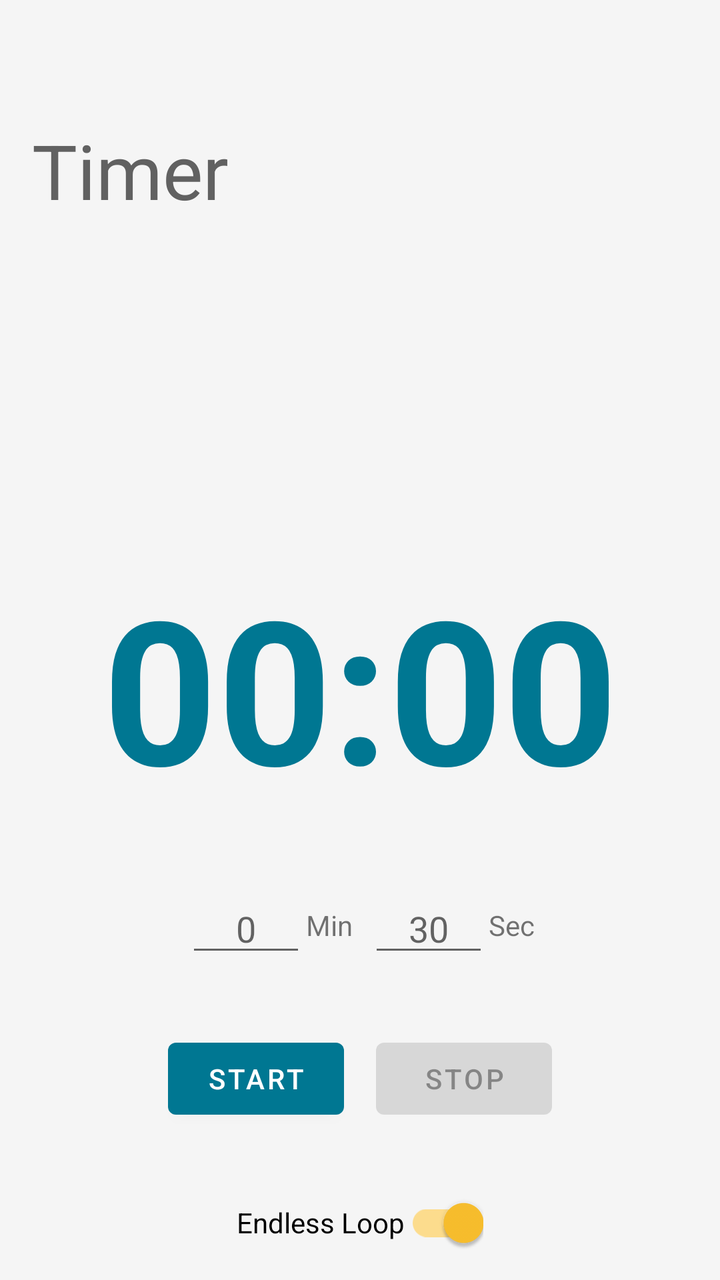
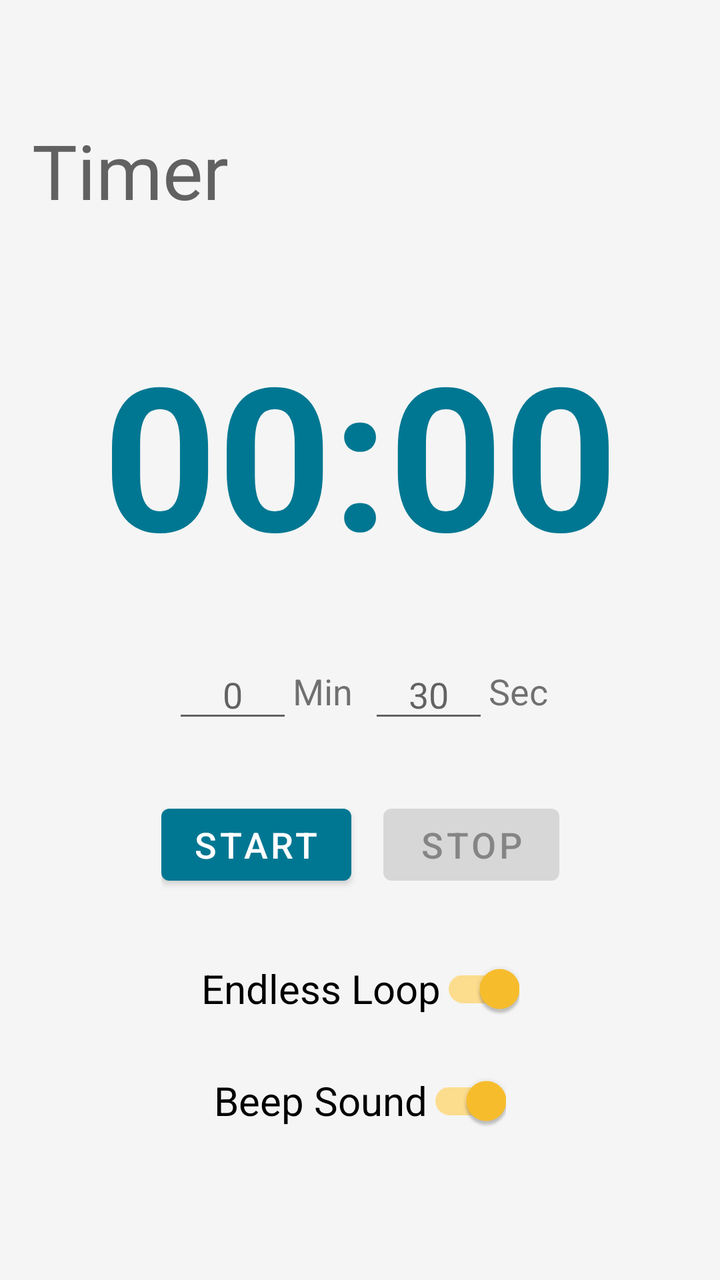

Compare the two renders of this Android layout. The source of the first and the diff that turns it into the second are given below.
<!-- AndroidManifest.xml: application theme Theme.PracticeTime -->
<!-- res/layout/fragment_timer.xml -->
<?xml version="1.0" encoding="utf-8"?>
<androidx.coordinatorlayout.widget.CoordinatorLayout xmlns:android="http://schemas.android.com/apk/res/android"
    xmlns:app="http://schemas.android.com/apk/res-auto"
    xmlns:tools="http://schemas.android.com/tools"
    android:layout_width="match_parent"
    android:layout_height="match_parent"
    tools:context=".ui.timer.TimerFragment">

    <com.google.android.material.appbar.AppBarLayout
        android:id="@+id/timerAppbar"
        style="@style/AppBar">

        <com.google.android.material.appbar.CollapsingToolbarLayout
            android:id="@+id/timer_collapsing_toolbar_layout"
            style="@style/CollapsingToolbar"
            app:title="@string/navigationTimerTitle"
            app:toolbarId="@+id/timerToolbar">

            <androidx.appcompat.widget.Toolbar
                android:id="@+id/timerToolbar"
                style="@style/Toolbar" />

        </com.google.android.material.appbar.CollapsingToolbarLayout>
    </com.google.android.material.appbar.AppBarLayout>

    <androidx.constraintlayout.widget.ConstraintLayout
        android:layout_width="match_parent"
        android:layout_height="match_parent"
        app:layout_behavior="@string/appbar_scrolling_view_behavior">

        <TextView
            android:id="@+id/timerCountdown"
            android:layout_width="wrap_content"
            android:layout_height="wrap_content"
            android:text="00:00"
            android:textSize="100sp"
            android:textStyle="bold"
            android:textColor="?attr/colorPrimary"
            app:layout_constraintBottom_toTopOf="@+id/timerInputLayout"
            app:layout_constraintEnd_toEndOf="parent"
            app:layout_constraintStart_toStartOf="parent"
            app:layout_constraintTop_toTopOf="parent"
            app:layout_constraintVertical_chainStyle="packed" />

        <LinearLayout
            android:id="@+id/timerInputLayout"
            android:layout_width="wrap_content"
            android:layout_height="wrap_content"
            android:layout_marginTop="32dp"
            android:orientation="horizontal"
            android:gravity="center_vertical"
            app:layout_constraintBottom_toTopOf="@+id/timerControls"
            app:layout_constraintEnd_toEndOf="parent"
            app:layout_constraintStart_toStartOf="parent"
            app:layout_constraintTop_toBottomOf="@+id/timerCountdown">

            <EditText
                android:id="@+id/timerInputMinutes"
                android:layout_width="60dp"
                android:layout_height="wrap_content"
                android:gravity="center"
                android:hint="0"
                android:inputType="number"
                android:maxLength="2"
                android:autofillHints="none" />

            <TextView
                android:layout_width="wrap_content"
                android:layout_height="wrap_content"
                android:layout_marginEnd="8dp"
                android:text="@string/timer_minutes" />

            <EditText
                android:id="@+id/timerInputSeconds"
                android:layout_width="60dp"
                android:layout_height="wrap_content"
                android:gravity="center"
                android:hint="30"
                android:inputType="number"
                android:maxLength="2"
                android:autofillHints="none" />

            <TextView
                android:layout_width="wrap_content"
                android:layout_height="wrap_content"
                android:text="@string/timer_seconds" />

        </LinearLayout>

        <LinearLayout
            android:id="@+id/timerControls"
            android:layout_width="wrap_content"
            android:layout_height="wrap_content"
            android:layout_marginTop="32dp"
            android:orientation="horizontal"
            app:layout_constraintBottom_toBottomOf="parent"
            app:layout_constraintEnd_toEndOf="parent"
            app:layout_constraintStart_toStartOf="parent"
            app:layout_constraintTop_toBottomOf="@+id/timerInputLayout">

            <Button
                android:id="@+id/timerStartBtn"
                android:layout_width="wrap_content"
                android:layout_height="wrap_content"
                android:layout_marginEnd="16dp"
                android:text="@string/timer_start" />

            <Button
                android:id="@+id/timerStopBtn"
                android:layout_width="wrap_content"
                android:layout_height="wrap_content"
                android:text="@string/timer_stop"
                android:enabled="false" />

        </LinearLayout>

        <com.google.android.material.switchmaterial.SwitchMaterial
            android:id="@+id/timerLoopSwitch"
            android:layout_width="wrap_content"
            android:layout_height="wrap_content"
            android:layout_marginTop="24dp"
            android:text="@string/timer_loop"
            android:checked="true"
            app:layout_constraintEnd_toEndOf="parent"
            app:layout_constraintStart_toStartOf="parent"
            app:layout_constraintTop_toBottomOf="@+id/timerControls" />

        <com.google.android.material.switchmaterial.SwitchMaterial
            android:id="@+id/timerBeepSwitch"
            android:layout_width="wrap_content"
            android:layout_height="wrap_content"
            android:layout_marginTop="8dp"
            android:text="@string/timer_beep"
            android:checked="true"
            app:layout_constraintEnd_toEndOf="parent"
            app:layout_constraintStart_toStartOf="parent"
            app:layout_constraintTop_toBottomOf="@+id/timerLoopSwitch" />

    </androidx.constraintlayout.widget.ConstraintLayout>

</androidx.coordinatorlayout.widget.CoordinatorLayout>
<!-- resources referenced by this layout -->
<resources>
  <string name="navigationTimerTitle">Timer</string>
  <string name="timer_beep">Beep Sound</string>
  <string name="timer_loop">Endless Loop</string>
  <string name="timer_minutes">Min</string>
  <string name="timer_seconds">Sec</string>
  <string name="timer_start">Start</string>
  <string name="timer_stop">Stop</string>
  <style name="AppBar" parent="">
          <item name="android:layout_width">match_parent</item>
          <item name="android:layout_height">wrap_content</item>
          <item name="android:background">?android:attr/colorBackground</item>
          <item name="android:fitsSystemWindows">true</item>
      </style>
  <style name="CollapsingToolbar" parent="">
          <item name="android:layout_width">match_parent</item>
          <item name="android:layout_height">128dp</item>
          <item name="collapsedTitleTextAppearance">@style/ToolbarTitleCollapsed</item>
          <item name="expandedTitleTextAppearance">@style/ToolbarTitleExpanded</item>
          <item name="expandedTitleMarginBottom">28dp</item>
          <item name="expandedTitleMarginStart">16dp</item>
          <item name="layout_scrollFlags">scroll|exitUntilCollapsed</item>
          <item name="titleCollapseMode">scale</item>
      </style>
  <style name="Toolbar" parent="">
          <item name="android:layout_width">match_parent</item>
          <item name="android:layout_height">?attr/actionBarSize</item>
          <item name="layout_collapseMode">pin</item>
      </style>
  <style name="Theme.PracticeTime" parent="Theme.MaterialComponents.DayNight.NoActionBar">
          
          <item name="colorPrimary">@color/primary_light</item>
          <item name="colorPrimaryVariant">@color/primary_light_variant</item>
          <item name="colorOnPrimary">@color/white</item>
          
          <item name="colorSecondary">@color/secondary_light</item>
          <item name="colorSecondaryVariant">@color/secondary_light</item>
          <item name="colorOnSecondary">@color/white</item>
          <item name="colorSurface">@color/white</item>
          <item name="colorOnSurface">@color/black</item>
          <item name="colorError">@color/md_red_500</item>
          <item name="colorOnError">@color/white</item>
          <item name="android:colorBackground">@color/md_grey_100</item>
          <item name="colorOnBackground">@color/black</item>
          
          <item name="android:statusBarColor" tools:targetApi="l">?attr/colorPrimaryVariant</item>
          <item name="android:navigationBarColor">?attr/colorSurface</item>
          <item name="android:windowLightNavigationBar" tools:targetApi="o_mr1">true</item>
          <item name="android:navigationBarDividerColor" tools:targetApi="o_mr1">@color/md_grey_300</item>
          
          
          
          
          <item name="colorOnSurfaceLowerContrast">@color/md_grey_700</item>
          <item name="android:windowLayoutInDisplayCutoutMode" tools:targetApi="o_mr1">shortEdges</item>
  
          <item name="colorControlActivated">@color/md_yellow_700</item>
      </style>
  <style name="ToolbarTitleCollapsed" parent="">
          <item name="android:textColor">?attr/colorOnSurfaceLowerContrast</item>
          <item name="android:textSize">24sp</item>
      </style>
  <style name="ToolbarTitleExpanded" parent="">
          <item name="android:textColor">?attr/colorOnSurfaceLowerContrast</item>
          <item name="android:textSize">38sp</item>
      </style>
  <color name="primary_light">#007792</color>
  <color name="primary_light_variant">#003543</color>
  <color name="white">#FFFFFFFF</color>
  <color name="secondary_light">@color/primary_light</color>
  <color name="black">#000000</color>
  <color name="md_red_500">#F44336</color>
  <color name="md_grey_100">#F5F5F5</color>
  <color name="md_grey_300">#E0E0E0</color>
  <color name="md_grey_700">#616161</color>
  <color name="md_yellow_700">#FBC02D</color>
</resources>

<!-- the commit's change to res/layout/fragment_timer.xml (unified diff, before → after) -->
@@ -23,119 +23,128 @@
         </com.google.android.material.appbar.CollapsingToolbarLayout>
     </com.google.android.material.appbar.AppBarLayout>
 
-    <androidx.constraintlayout.widget.ConstraintLayout
+    <androidx.core.widget.NestedScrollView
         android:layout_width="match_parent"
         android:layout_height="match_parent"
         app:layout_behavior="@string/appbar_scrolling_view_behavior">
 
-        <TextView
-            android:id="@+id/timerCountdown"
-            android:layout_width="wrap_content"
+        <androidx.constraintlayout.widget.ConstraintLayout
+            android:layout_width="match_parent"
             android:layout_height="wrap_content"
-            android:text="00:00"
-            android:textSize="100sp"
-            android:textStyle="bold"
-            android:textColor="?attr/colorPrimary"
-            app:layout_constraintBottom_toTopOf="@+id/timerInputLayout"
-            app:layout_constraintEnd_toEndOf="parent"
-            app:layout_constraintStart_toStartOf="parent"
-            app:layout_constraintTop_toTopOf="parent"
-            app:layout_constraintVertical_chainStyle="packed" />
-
-        <LinearLayout
-            android:id="@+id/timerInputLayout"
-            android:layout_width="wrap_content"
-            android:layout_height="wrap_content"
-            android:layout_marginTop="32dp"
-            android:orientation="horizontal"
-            android:gravity="center_vertical"
-            app:layout_constraintBottom_toTopOf="@+id/timerControls"
-            app:layout_constraintEnd_toEndOf="parent"
-            app:layout_constraintStart_toStartOf="parent"
-            app:layout_constraintTop_toBottomOf="@+id/timerCountdown">
-
-            <EditText
-                android:id="@+id/timerInputMinutes"
-                android:layout_width="60dp"
-                android:layout_height="wrap_content"
-                android:gravity="center"
-                android:hint="0"
-                android:inputType="number"
-                android:maxLength="2"
-                android:autofillHints="none" />
+            android:paddingBottom="16dp">
 
             <TextView
+                android:id="@+id/timerCountdown"
                 android:layout_width="wrap_content"
                 android:layout_height="wrap_content"
-                android:layout_marginEnd="8dp"
-                android:text="@string/timer_minutes" />
+                android:layout_marginTop="32dp"
+                android:text="00:00"
+                android:textSize="100sp"
+                android:textStyle="bold"
+                android:textColor="?attr/colorPrimary"
+                app:layout_constraintEnd_toEndOf="parent"
+                app:layout_constraintStart_toStartOf="parent"
+                app:layout_constraintTop_toTopOf="parent" />
 
-            <EditText
-                android:id="@+id/timerInputSeconds"
-                android:layout_width="60dp"
-                android:layout_height="wrap_content"
-                android:gravity="center"
-                android:hint="30"
-                android:inputType="number"
-                android:maxLength="2"
-                android:autofillHints="none" />
-
-            <TextView
+            <LinearLayout
+                android:id="@+id/timerInputLayout"
                 android:layout_width="wrap_content"
                 android:layout_height="wrap_content"
-                android:text="@string/timer_seconds" />
+                android:layout_marginTop="32dp"
+                android:orientation="horizontal"
+                android:gravity="center_vertical"
+                app:layout_constraintEnd_toEndOf="parent"
+                app:layout_constraintStart_toStartOf="parent"
+                app:layout_constraintTop_toBottomOf="@+id/timerCountdown">
 
-        </LinearLayout>
+                <EditText
+                    android:id="@+id/timerInputMinutes"
+                    android:layout_width="60dp"
+                    android:layout_height="wrap_content"
+                    android:gravity="center"
+                    android:hint="0"
+                    android:inputType="number"
+                    android:maxLength="2"
+                    android:autofillHints="none" />
 
-        <LinearLayout
-            android:id="@+id/timerControls"
-            android:layout_width="wrap_content"
-            android:layout_height="wrap_content"
-            android:layout_marginTop="32dp"
-            android:orientation="horizontal"
-            app:layout_constraintBottom_toBottomOf="parent"
-            app:layout_constraintEnd_toEndOf="parent"
-            app:layout_constraintStart_toStartOf="parent"
-            app:layout_constraintTop_toBottomOf="@+id/timerInputLayout">
+                <TextView
+                    android:layout_width="wrap_content"
+                    android:layout_height="wrap_content"
+                    android:layout_marginEnd="8dp"
+                    android:text="@string/timer_minutes"
+                    android:textSize="18sp" />
 
-            <Button
-                android:id="@+id/timerStartBtn"
+                <EditText
+                    android:id="@+id/timerInputSeconds"
+                    android:layout_width="60dp"
+                    android:layout_height="wrap_content"
+                    android:gravity="center"
+                    android:hint="30"
+                    android:inputType="number"
+                    android:maxLength="2"
+                    android:autofillHints="none" />
+
+                <TextView
+                    android:layout_width="wrap_content"
+                    android:layout_height="wrap_content"
+                    android:text="@string/timer_seconds"
+                    android:textSize="18sp" />
+
+            </LinearLayout>
+
+            <LinearLayout
+                android:id="@+id/timerControls"
                 android:layout_width="wrap_content"
                 android:layout_height="wrap_content"
-                android:layout_marginEnd="16dp"
-                android:text="@string/timer_start" />
+                android:layout_marginTop="32dp"
+                android:orientation="horizontal"
+                app:layout_constraintEnd_toEndOf="parent"
+                app:layout_constraintStart_toStartOf="parent"
+                app:layout_constraintTop_toBottomOf="@+id/timerInputLayout">
 
-            <Button
-                android:id="@+id/timerStopBtn"
+                <Button
+                    android:id="@+id/timerStartBtn"
+                    android:layout_width="wrap_content"
+                    android:layout_height="wrap_content"
+                    android:layout_marginEnd="16dp"
+                    android:text="@string/timer_start"
+                    android:textSize="18sp" />
+
+                <Button
+                    android:id="@+id/timerStopBtn"
+                    android:layout_width="wrap_content"
+                    android:layout_height="wrap_content"
+                    android:text="@string/timer_stop"
+                    android:enabled="false"
+                    android:textSize="18sp" />
+
+            </LinearLayout>
+
+            <com.google.android.material.switchmaterial.SwitchMaterial
+                android:id="@+id/timerLoopSwitch"
                 android:layout_width="wrap_content"
                 android:layout_height="wrap_content"
-                android:text="@string/timer_stop"
-                android:enabled="false" />
+                android:layout_marginTop="24dp"
+                android:text="@string/timer_loop"
+                android:checked="true"
+                android:textSize="20sp"
+                app:layout_constraintEnd_toEndOf="parent"
+                app:layout_constraintStart_toStartOf="parent"
+                app:layout_constraintTop_toBottomOf="@+id/timerControls" />
 
-        </LinearLayout>
+            <com.google.android.material.switchmaterial.SwitchMaterial
+                android:id="@+id/timerBeepSwitch"
+                android:layout_width="wrap_content"
+                android:layout_height="wrap_content"
+                android:layout_marginTop="8dp"
+                android:text="@string/timer_beep"
+                android:checked="true"
+                android:textSize="20sp"
+                app:layout_constraintEnd_toEndOf="parent"
+                app:layout_constraintStart_toStartOf="parent"
+                app:layout_constraintTop_toBottomOf="@+id/timerLoopSwitch" />
 
-        <com.google.android.material.switchmaterial.SwitchMaterial
-            android:id="@+id/timerLoopSwitch"
-            android:layout_width="wrap_content"
-            android:layout_height="wrap_content"
-            android:layout_marginTop="24dp"
-            android:text="@string/timer_loop"
-            android:checked="true"
-            app:layout_constraintEnd_toEndOf="parent"
-            app:layout_constraintStart_toStartOf="parent"
-            app:layout_constraintTop_toBottomOf="@+id/timerControls" />
-
-        <com.google.android.material.switchmaterial.SwitchMaterial
-            android:id="@+id/timerBeepSwitch"
-            android:layout_width="wrap_content"
-            android:layout_height="wrap_content"
-            android:layout_marginTop="8dp"
-            android:text="@string/timer_beep"
-            android:checked="true"
-            app:layout_constraintEnd_toEndOf="parent"
-            app:layout_constraintStart_toStartOf="parent"
-            app:layout_constraintTop_toBottomOf="@+id/timerLoopSwitch" />
-
-    </androidx.constraintlayout.widget.ConstraintLayout>
+        </androidx.constraintlayout.widget.ConstraintLayout>
+    </androidx.core.widget.NestedScrollView>
 
 </androidx.coordinatorlayout.widget.CoordinatorLayout>
